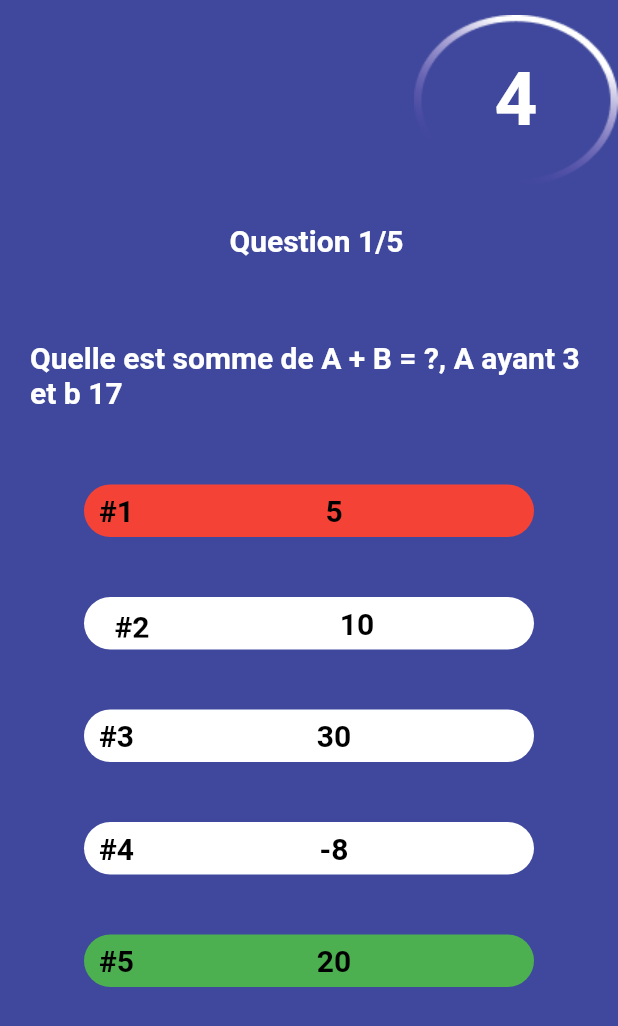
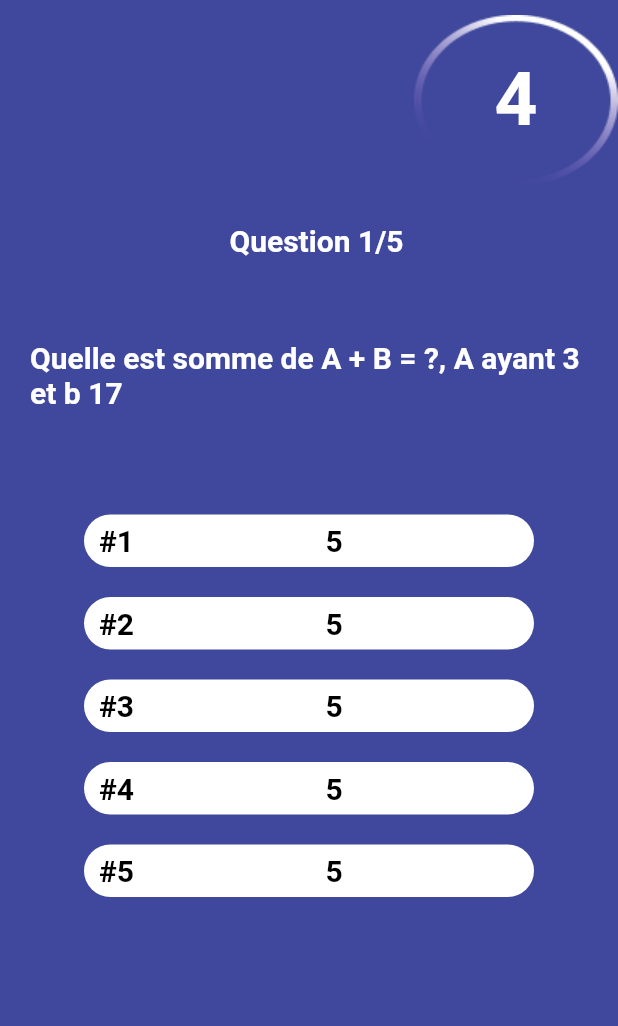
Before and after one commit to ibrahim10sy/QuizAppFlutter, a Flutter app: the QuestionChoose screen opened directly, on a phone screen of 412 x 824 dp. Shown: the top 1026 px of the screen. Run offline on Flutter 3.47's test engine with Material 2 defaults, Android fonts, the phone set to English and light mode, and no system bars; our stand-ins replace image_picker, lottie, shimmer; Roboto replaces fonts that are missing (Muli); project files that could hold a hidden picture were left out.

Commit message:
success question choose generate

```diff
--- a/lib/constantes.dart
+++ b/lib/constantes.dart
@@ -9,7 +9,7 @@ const List<String> kCategories = [
   "culture general", "geographie", "mecanique"
 ];
 // const baseUrl = "http://10.175.48.150";
-const baseUrl = "http://10.0.2.2:9000";
+const baseUrl = "http://10.175.48.128";
 // const baseUrl = "http://192.168.1.113";
 //const baseUrl = "http://10.0.2.2";
 const kBaseUrlForImage = "${baseUrl}/quizmasterimg/";
--- a/lib/main.dart
+++ b/lib/main.dart
@@ -23,7 +23,7 @@ class Myapp extends StatelessWidget {
       theme: theme(),
       debugShowCheckedModeBanner: false,
       title: 'Quiz Master',
-      home: spalshScreen(),
+      home: QuestionChoose(),
     );
   }
 }
--- a/lib/pages/question_choose.dart
+++ b/lib/pages/question_choose.dart
@@ -13,7 +13,7 @@ class QuestionChoose extends StatefulWidget {
 class _QuestionChooseState extends State<QuestionChoose> {
 
     int _time = 5;
-    final _numQues =  [1, 2, 3, 4, 5];
+    // final _numQues =  [1, 2, 3, 4, 5];
     final _results = [5,10,30,-8,20];
      late Timer timere;
 
@@ -114,6 +114,7 @@ class _QuestionChooseState extends State<QuestionChoose> {
             children: [
              const  SizedBox(height: 15,),
              Padding(padding: EdgeInsets.fromLTRB(10,0,10,0),),
+
              Container(
               margin: EdgeInsets.all(20),
               child:
@@ -123,10 +124,18 @@ class _QuestionChooseState extends State<QuestionChoose> {
                  color: Colors.white),),
              ),
                 const SizedBox(height: 30,),
+                Wrap(
+                  children: [
+
+              for (int i = 1; i <= 5; i++)
                 // question 1
-               Container(
-                 decoration: BoxDecoration(
-                color: Colors.red,
+                GestureDetector(
+
+                  child: Container(
+                    margin: EdgeInsets.only(top: 20),
+
+                decoration: BoxDecoration(
+                color: Colors.white,
                   borderRadius: BorderRadius.circular(20),
 
                   ),
@@ -137,7 +146,7 @@ class _QuestionChooseState extends State<QuestionChoose> {
                   children: <Widget> [
                     //Question 1
                    const Padding(padding:EdgeInsets.only(left: 10),),
-                    Text( "#"+_numQues[0].toString(), style: TextStyle(
+                    Text( "#"+ "$i", style: TextStyle(
                       color: Colors.black, fontSize: 20, fontWeight: FontWeight.bold,),),
 
                       Expanded(child: Center(
@@ -149,131 +158,18 @@ class _QuestionChooseState extends State<QuestionChoose> {
 
                   ],
                  ),
-               ),
+                  ),
+                ),
+                // SizedBox(height: 20),
+
               //  fin question 1
-                const SizedBox(height: 40,),
-                // question 2
-               Container(
-                 decoration: BoxDecoration(
-                color: Colors.white,
-                  borderRadius: BorderRadius.circular(20),
-                  ),
-                    height: 35,
-                    width: 300,
-
-                 child: Row(
-                  mainAxisAlignment: MainAxisAlignment.spaceBetween,
-                  children: [
-                    //Question 2
-                  //  const Padding(padding:EdgeInsets.only(left: 2),),
-                    // Text( "#"+_numQues[1].toString(), style: TextStyle(
-                    //   color: Colors.black, fontSize: 20, fontWeight: FontWeight.bold,),
-
-                    //   ),
-                    TextButton(onPressed: null, child: Text( "#"+_numQues[1].toString(), style: TextStyle(
-                      color: Colors.black, fontSize: 20, fontWeight: FontWeight.bold,),
-
-                      ), ),
-
-                      Expanded(child: Center(
-                        child:
-                    Text(_results[1].toString(), style: TextStyle(
-                      color: Colors.black, fontSize: 20, fontWeight: FontWeight.bold,),),
-                      ),),
-                      // fin question 2
 
                   ],
-                 ),
-               ),
-              //  fin question 2
-                const SizedBox(height: 40,),
-                // question 3
-               Container(
-                 decoration: BoxDecoration(
-                color: Colors.white,
-                  borderRadius: BorderRadius.circular(20),
-                  ),
-                    height: 35,
-                    width: 300,
+                ),
 
-                 child: Row(
-                  mainAxisAlignment: MainAxisAlignment.spaceBetween,
-                  children: [
-                    //Question 3
-                   const Padding(padding:EdgeInsets.only(left: 10),),
 
-                    Text( "#"+_numQues[2].toString(), style: TextStyle(
-                      color: Colors.black, fontSize: 20, fontWeight: FontWeight.bold,),),
 
-                      Expanded(child: Center(
-                        child:
-                    Text(_results[2].toString(), style: TextStyle(
-                      color: Colors.black, fontSize: 20, fontWeight: FontWeight.bold,),),
-                      ),),
-                      // fin question 3
 
-                  ],
-                 ),
-               ),
-              //  fin question 3
-                const SizedBox(height: 40,),
-                // question 4
-               Container(
-                 decoration: BoxDecoration(
-                color: Colors.white,
-                  borderRadius: BorderRadius.circular(20),
-                  ),
-                    height: 35,
-                    width: 300,
-
-                 child: Row(
-                  mainAxisAlignment: MainAxisAlignment.spaceBetween,
-                  children: [
-                    //Question 4
-                   const Padding(padding:EdgeInsets.only(left: 10),),
-                    Text( "#"+_numQues[3].toString(), style: TextStyle(
-                      color: Colors.black, fontSize: 20, fontWeight: FontWeight.bold,),),
-
-                      Expanded(child: Center(
-                        child:
-                    Text(_results[3].toString(), style: TextStyle(
-                      color: Colors.black, fontSize: 20, fontWeight: FontWeight.bold,),),
-                      ),),
-                      // fin question 4
-
-                  ],
-                 ),
-               ),
-              //  fin question 4
-                const SizedBox(height: 40,),
-                // question 5
-               Container(
-                 decoration: BoxDecoration(
-                color: Colors.green,
-                  borderRadius: BorderRadius.circular(20),
-                  ),
-                    height: 35,
-                    width: 300,
-
-                 child: Row(
-                  mainAxisAlignment: MainAxisAlignment.spaceBetween,
-                  children: [
-                    //Question 5
-                   const Padding(padding:EdgeInsets.only(left: 10),),
-                    Text( "#"+_numQues[4].toString(), style: TextStyle(
-                      color: Colors.black, fontSize: 20, fontWeight: FontWeight.bold,),),
-                      Expanded(child: Center(
-                        child:
-                    Text(_results[4].toString(), style: TextStyle(
-                      color: Colors.black, fontSize: 20, fontWeight: FontWeight.bold,),),
-                      ),
-                      ),
-                      // fin question 5
-
-                  ],
-                 ),
-               ),
-              //  fin question 5
             ],
           )
         ],
--- a/lib/pages/splashScreen.dart
+++ b/lib/pages/splashScreen.dart
@@ -23,7 +23,9 @@ class _spalshScreenState extends State<spalshScreen> {
       () =>
       Navigator.of(context).pushReplacement(
       MaterialPageRoute(
-      builder: (_) => const Home(),),),
+      builder: (_) => const Nav(),
+      ),
+      ),
      );
 
 
```
Also changed, not shown: pubspec.lock, 6 other files.
